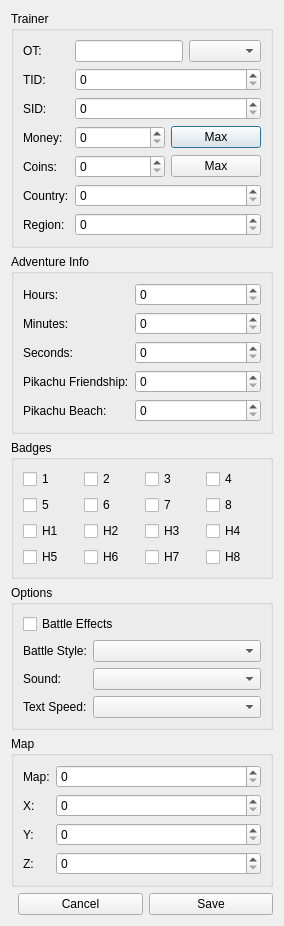
RodrigoTR04/PKHeX-Qt, file host/ui/SAV_SimpleTrainer.ui: the form before one commit.
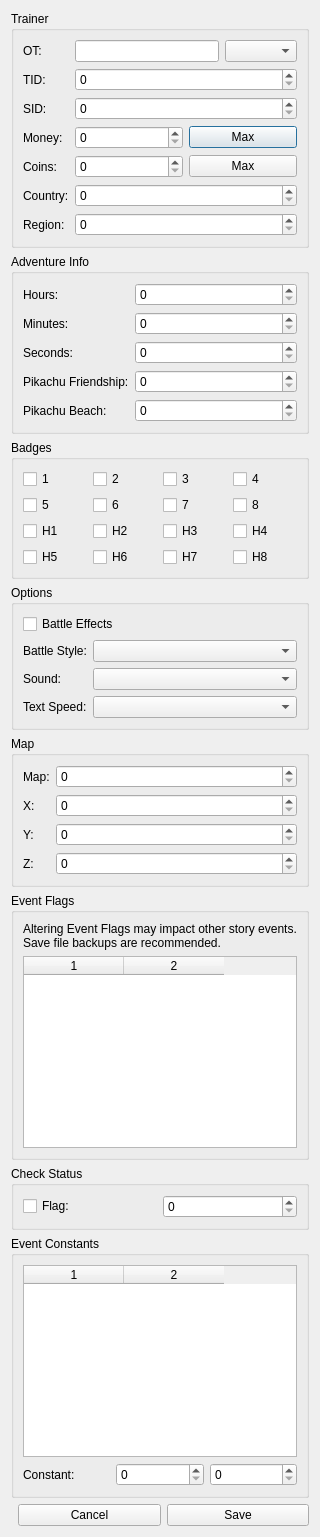
The form after the commit.

Commit message:
Open event flags on the save-block session.
Crystal and Black Save match Core EventWorkspace, including work constants; Cancel restores the snapshot. Gen7 QR extras still run when that workspace Saves.

```diff
--- a/host/ui/SAV_SimpleTrainer.ui
+++ b/host/ui/SAV_SimpleTrainer.ui
@@ -356,6 +356,100 @@
      </layout>
     </widget>
    </item>
+   <item>
+    <widget class="QGroupBox" name="GB_Flags">
+     <property name="title">
+      <string>Event Flags</string>
+     </property>
+     <layout class="QVBoxLayout" name="FlagsLayout">
+      <item>
+       <widget class="QLabel" name="L_EventFlagWarn">
+        <property name="text">
+         <string>Altering Event Flags may impact other story events. Save file backups are recommended.</string>
+        </property>
+        <property name="wordWrap">
+         <bool>true</bool>
+        </property>
+       </widget>
+      </item>
+      <item>
+       <widget class="QTableWidget" name="TLP_Flags">
+        <property name="columnCount">
+         <number>2</number>
+        </property>
+        <column/>
+        <column/>
+       </widget>
+      </item>
+     </layout>
+    </widget>
+   </item>
+   <item>
+    <widget class="QGroupBox" name="GB_FlagStatus">
+     <property name="title">
+      <string>Check Status</string>
+     </property>
+     <layout class="QHBoxLayout" name="FlagStatusRow">
+      <item>
+       <widget class="QCheckBox" name="c_CustomFlag">
+        <property name="text">
+         <string>Flag:</string>
+        </property>
+       </widget>
+      </item>
+      <item>
+       <widget class="QSpinBox" name="NUD_Flag">
+        <property name="maximum">
+         <number>65535</number>
+        </property>
+       </widget>
+      </item>
+     </layout>
+    </widget>
+   </item>
+   <item>
+    <widget class="QGroupBox" name="GB_Constants">
+     <property name="title">
+      <string>Event Constants</string>
+     </property>
+     <layout class="QVBoxLayout" name="ConstLayout">
+      <item>
+       <widget class="QTableWidget" name="TLP_Const">
+        <property name="columnCount">
+         <number>2</number>
+        </property>
+        <column/>
+        <column/>
+       </widget>
+      </item>
+      <item>
+       <layout class="QHBoxLayout" name="CustomWorkRow">
+        <item>
+         <widget class="QLabel" name="L_Stats">
+          <property name="text">
+           <string>Constant:</string>
+          </property>
+         </widget>
+        </item>
+        <item>
+         <widget class="QSpinBox" name="CB_Stats">
+          <property name="maximum">
+           <number>65535</number>
+          </property>
+         </widget>
+        </item>
+        <item>
+         <widget class="QSpinBox" name="MT_Stat">
+          <property name="maximum">
+           <number>65535</number>
+          </property>
+         </widget>
+        </item>
+       </layout>
+      </item>
+     </layout>
+    </widget>
+   </item>
    <item>
     <layout class="QHBoxLayout" name="ButtonRow">
      <item>
```
The commit also changes 13 other files.
